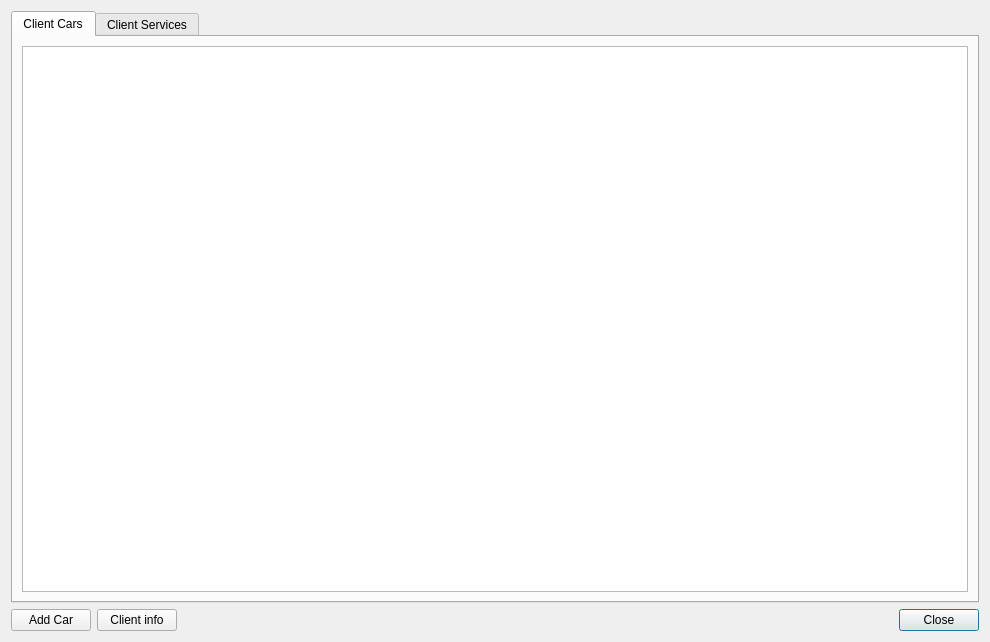
The window that Client_Services_History.ui (bedi1982/Oficina) describes before a commit, drawn with Qt 5.
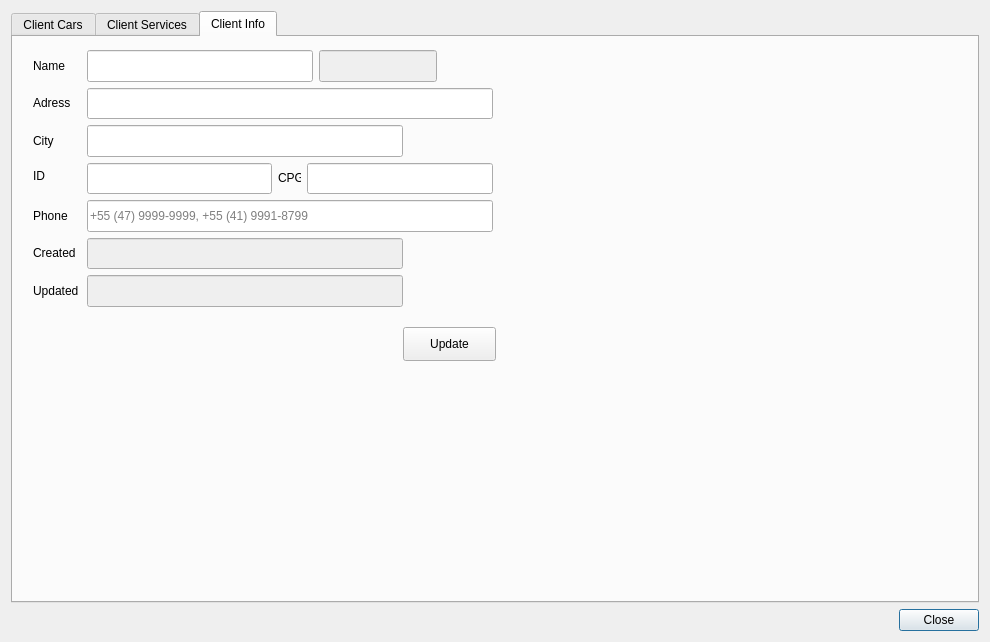
The same window after the commit. The open tabs and pages were chosen to show the change. Icons and pictures are not drawn.

Diff of the .ui file:
```diff
--- a/Client_Services_History.ui
+++ b/Client_Services_History.ui
@@ -24,8 +24,8 @@
     <normaloff>:/emoticons/service.png</normaloff>:/emoticons/service.png</iconset>
   </property>
   <layout class="QGridLayout" name="gridLayout">
-   <item row="1" column="10">
-    <widget class="QPushButton" name="pushButton">
+   <item row="1" column="9">
+    <widget class="QPushButton" name="btn_CLose">
      <property name="sizePolicy">
       <sizepolicy hsizetype="Maximum" vsizetype="Maximum">
        <horstretch>0</horstretch>
@@ -38,6 +38,19 @@
     </widget>
    </item>
    <item row="1" column="8">
+    <spacer name="horizontalSpacer">
+     <property name="orientation">
+      <enum>Qt::Horizontal</enum>
+     </property>
+     <property name="sizeHint" stdset="0">
+      <size>
+       <width>40</width>
+       <height>20</height>
+      </size>
+     </property>
+    </spacer>
+   </item>
+   <item row="1" column="7">
     <widget class="QLabel" name="lbl_Client_Name">
      <property name="sizePolicy">
       <sizepolicy hsizetype="Maximum" vsizetype="Maximum">
@@ -50,66 +63,17 @@
      </property>
     </widget>
    </item>
-   <item row="1" column="6">
-    <widget class="QPushButton" name="btn_Add_Car_To_Client">
-     <property name="sizePolicy">
-      <sizepolicy hsizetype="Maximum" vsizetype="Maximum">
-       <horstretch>0</horstretch>
-       <verstretch>0</verstretch>
-      </sizepolicy>
-     </property>
-     <property name="text">
-      <string>Add Car</string>
-     </property>
-     <property name="icon">
-      <iconset resource="images/images.qrc">
-       <normaloff>:/emoticons/carkey.png</normaloff>:/emoticons/carkey.png</iconset>
-     </property>
-     <property name="iconSize">
-      <size>
-       <width>16</width>
-       <height>16</height>
-      </size>
-     </property>
-    </widget>
-   </item>
-   <item row="1" column="7">
-    <widget class="QPushButton" name="btn_Update_Client">
-     <property name="sizePolicy">
-      <sizepolicy hsizetype="Maximum" vsizetype="Maximum">
-       <horstretch>0</horstretch>
-       <verstretch>0</verstretch>
-      </sizepolicy>
-     </property>
-     <property name="layoutDirection">
-      <enum>Qt::LeftToRight</enum>
-     </property>
-     <property name="text">
-      <string>Client info</string>
-     </property>
-     <property name="icon">
-      <iconset resource="images/images.qrc">
-       <normaloff>:/emoticons/client_info.png</normaloff>:/emoticons/client_info.png</iconset>
-     </property>
-     <property name="iconSize">
-      <size>
-       <width>16</width>
-       <height>16</height>
-      </size>
-     </property>
-    </widget>
-   </item>
-   <item row="0" column="6" colspan="5">
-    <widget class="QTabWidget" name="tabWidget">
+   <item row="0" column="6" colspan="4">
+    <widget class="QTabWidget" name="tab_Client_History">
      <property name="currentIndex">
-      <number>1</number>
+      <number>2</number>
      </property>
      <widget class="QWidget" name="tab_Cars">
       <attribute name="title">
        <string>Client Cars</string>
       </attribute>
       <layout class="QGridLayout" name="gridLayout_3">
-       <item row="0" column="1" rowspan="2" colspan="3">
+       <item row="1" column="1" rowspan="2" colspan="3">
         <widget class="QTableView" name="tbl_Client_Cars">
          <property name="sizePolicy">
           <sizepolicy hsizetype="Minimum" vsizetype="Minimum">
@@ -128,6 +92,29 @@
          </property>
         </widget>
        </item>
+       <item row="0" column="1">
+        <widget class="QPushButton" name="btn_Add_Car_To_Client">
+         <property name="sizePolicy">
+          <sizepolicy hsizetype="Maximum" vsizetype="Maximum">
+           <horstretch>0</horstretch>
+           <verstretch>0</verstretch>
+          </sizepolicy>
+         </property>
+         <property name="text">
+          <string>Add Car</string>
+         </property>
+         <property name="icon">
+          <iconset resource="images/images.qrc">
+           <normaloff>:/emoticons/carkey.png</normaloff>:/emoticons/carkey.png</iconset>
+         </property>
+         <property name="iconSize">
+          <size>
+           <width>16</width>
+           <height>16</height>
+          </size>
+         </property>
+        </widget>
+       </item>
       </layout>
      </widget>
      <widget class="QWidget" name="tab_Services">
@@ -147,21 +134,429 @@
        </item>
       </layout>
      </widget>
+     <widget class="QWidget" name="tab_Client_Info">
+      <attribute name="title">
+       <string>Client Info</string>
+      </attribute>
+      <widget class="QLineEdit" name="line_Phone">
+       <property name="geometry">
+        <rect>
+         <x>74</x>
+         <y>163</y>
+         <width>406</width>
+         <height>32</height>
+        </rect>
+       </property>
+       <property name="sizePolicy">
+        <sizepolicy hsizetype="MinimumExpanding" vsizetype="Maximum">
+         <horstretch>0</horstretch>
+         <verstretch>0</verstretch>
+        </sizepolicy>
+       </property>
+       <property name="text">
+        <string/>
+       </property>
+       <property name="maxLength">
+        <number>40</number>
+       </property>
+       <property name="placeholderText">
+        <string>+55 (47) 9999-9999, +55 (41) 9991-8799</string>
+       </property>
+      </widget>
+      <widget class="QLineEdit" name="line_Created_At">
+       <property name="enabled">
+        <bool>false</bool>
+       </property>
+       <property name="geometry">
+        <rect>
+         <x>74</x>
+         <y>201</y>
+         <width>316</width>
+         <height>31</height>
+        </rect>
+       </property>
+       <property name="sizePolicy">
+        <sizepolicy hsizetype="MinimumExpanding" vsizetype="Fixed">
+         <horstretch>0</horstretch>
+         <verstretch>0</verstretch>
+        </sizepolicy>
+       </property>
+       <property name="text">
+        <string/>
+       </property>
+       <property name="maxLength">
+        <number>40</number>
+       </property>
+       <property name="placeholderText">
+        <string/>
+       </property>
+      </widget>
+      <widget class="QLabel" name="lbl_Created_At">
+       <property name="geometry">
+        <rect>
+         <x>20</x>
+         <y>207</y>
+         <width>44</width>
+         <height>18</height>
+        </rect>
+       </property>
+       <property name="sizePolicy">
+        <sizepolicy hsizetype="Maximum" vsizetype="Maximum">
+         <horstretch>0</horstretch>
+         <verstretch>0</verstretch>
+        </sizepolicy>
+       </property>
+       <property name="text">
+        <string>Created</string>
+       </property>
+      </widget>
+      <widget class="QLabel" name="lbl_Updated_At">
+       <property name="geometry">
+        <rect>
+         <x>20</x>
+         <y>245</y>
+         <width>48</width>
+         <height>18</height>
+        </rect>
+       </property>
+       <property name="sizePolicy">
+        <sizepolicy hsizetype="Maximum" vsizetype="Maximum">
+         <horstretch>0</horstretch>
+         <verstretch>0</verstretch>
+        </sizepolicy>
+       </property>
+       <property name="text">
+        <string>Updated</string>
+       </property>
+      </widget>
+      <widget class="QLabel" name="lbl_City">
+       <property name="geometry">
+        <rect>
+         <x>20</x>
+         <y>95</y>
+         <width>21</width>
+         <height>18</height>
+        </rect>
+       </property>
+       <property name="sizePolicy">
+        <sizepolicy hsizetype="Maximum" vsizetype="Maximum">
+         <horstretch>0</horstretch>
+         <verstretch>0</verstretch>
+        </sizepolicy>
+       </property>
+       <property name="text">
+        <string>City</string>
+       </property>
+      </widget>
+      <widget class="QLineEdit" name="line_Address">
+       <property name="geometry">
+        <rect>
+         <x>74</x>
+         <y>51</y>
+         <width>406</width>
+         <height>31</height>
+        </rect>
+       </property>
+       <property name="sizePolicy">
+        <sizepolicy hsizetype="MinimumExpanding" vsizetype="Maximum">
+         <horstretch>0</horstretch>
+         <verstretch>0</verstretch>
+        </sizepolicy>
+       </property>
+       <property name="text">
+        <string/>
+       </property>
+       <property name="maxLength">
+        <number>50</number>
+       </property>
+       <property name="placeholderText">
+        <string/>
+       </property>
+      </widget>
+      <widget class="QLineEdit" name="line_Name">
+       <property name="geometry">
+        <rect>
+         <x>74</x>
+         <y>13</y>
+         <width>226</width>
+         <height>32</height>
+        </rect>
+       </property>
+       <property name="sizePolicy">
+        <sizepolicy hsizetype="MinimumExpanding" vsizetype="Minimum">
+         <horstretch>0</horstretch>
+         <verstretch>0</verstretch>
+        </sizepolicy>
+       </property>
+       <property name="text">
+        <string/>
+       </property>
+       <property name="maxLength">
+        <number>40</number>
+       </property>
+       <property name="placeholderText">
+        <string/>
+       </property>
+      </widget>
+      <widget class="QLabel" name="lbl_CPF">
+       <property name="geometry">
+        <rect>
+         <x>265</x>
+         <y>132</y>
+         <width>23</width>
+         <height>18</height>
+        </rect>
+       </property>
+       <property name="sizePolicy">
+        <sizepolicy hsizetype="Maximum" vsizetype="Maximum">
+         <horstretch>0</horstretch>
+         <verstretch>0</verstretch>
+        </sizepolicy>
+       </property>
+       <property name="text">
+        <string>CPG</string>
+       </property>
+      </widget>
+      <widget class="QLineEdit" name="line_Personal_ID">
+       <property name="geometry">
+        <rect>
+         <x>74</x>
+         <y>126</y>
+         <width>185</width>
+         <height>31</height>
+        </rect>
+       </property>
+       <property name="sizePolicy">
+        <sizepolicy hsizetype="MinimumExpanding" vsizetype="Maximum">
+         <horstretch>0</horstretch>
+         <verstretch>0</verstretch>
+        </sizepolicy>
+       </property>
+       <property name="text">
+        <string/>
+       </property>
+       <property name="maxLength">
+        <number>15</number>
+       </property>
+      </widget>
+      <widget class="QLabel" name="lbl_Adress">
+       <property name="geometry">
+        <rect>
+         <x>20</x>
+         <y>57</y>
+         <width>38</width>
+         <height>18</height>
+        </rect>
+       </property>
+       <property name="sizePolicy">
+        <sizepolicy hsizetype="Maximum" vsizetype="Maximum">
+         <horstretch>0</horstretch>
+         <verstretch>0</verstretch>
+        </sizepolicy>
+       </property>
+       <property name="text">
+        <string>Adress</string>
+       </property>
+      </widget>
+      <widget class="QLineEdit" name="line_City">
+       <property name="geometry">
+        <rect>
+         <x>74</x>
+         <y>88</y>
+         <width>316</width>
+         <height>32</height>
+        </rect>
+       </property>
+       <property name="sizePolicy">
+        <sizepolicy hsizetype="MinimumExpanding" vsizetype="Maximum">
+         <horstretch>0</horstretch>
+         <verstretch>0</verstretch>
+        </sizepolicy>
+       </property>
+       <property name="text">
+        <string/>
+       </property>
+       <property name="maxLength">
+        <number>30</number>
+       </property>
+      </widget>
+      <widget class="QLineEdit" name="line_Updated_At">
+       <property name="enabled">
+        <bool>false</bool>
+       </property>
+       <property name="geometry">
+        <rect>
+         <x>74</x>
+         <y>238</y>
+         <width>316</width>
+         <height>32</height>
+        </rect>
+       </property>
+       <property name="sizePolicy">
+        <sizepolicy hsizetype="MinimumExpanding" vsizetype="Maximum">
+         <horstretch>0</horstretch>
+         <verstretch>0</verstretch>
+        </sizepolicy>
+       </property>
+       <property name="text">
+        <string/>
+       </property>
+       <property name="maxLength">
+        <number>40</number>
+       </property>
+       <property name="placeholderText">
+        <string/>
+       </property>
+      </widget>
+      <widget class="QLineEdit" name="line_CPG">
+       <property name="geometry">
+        <rect>
+         <x>294</x>
+         <y>126</y>
+         <width>186</width>
+         <height>31</height>
+        </rect>
+       </property>
+       <property name="sizePolicy">
+        <sizepolicy hsizetype="MinimumExpanding" vsizetype="Maximum">
+         <horstretch>0</horstretch>
+         <verstretch>0</verstretch>
+        </sizepolicy>
+       </property>
+       <property name="text">
+        <string/>
+       </property>
+       <property name="maxLength">
+        <number>20</number>
+       </property>
+      </widget>
+      <widget class="QLineEdit" name="line_SysID">
+       <property name="enabled">
+        <bool>false</bool>
+       </property>
+       <property name="geometry">
+        <rect>
+         <x>306</x>
+         <y>13</y>
+         <width>118</width>
+         <height>32</height>
+        </rect>
+       </property>
+       <property name="sizePolicy">
+        <sizepolicy hsizetype="Maximum" vsizetype="Maximum">
+         <horstretch>0</horstretch>
+         <verstretch>0</verstretch>
+        </sizepolicy>
+       </property>
+      </widget>
+      <widget class="QLabel" name="lbl_Name">
+       <property name="geometry">
+        <rect>
+         <x>20</x>
+         <y>20</y>
+         <width>34</width>
+         <height>18</height>
+        </rect>
+       </property>
+       <property name="sizePolicy">
+        <sizepolicy hsizetype="Maximum" vsizetype="Maximum">
+         <horstretch>0</horstretch>
+         <verstretch>0</verstretch>
+        </sizepolicy>
+       </property>
+       <property name="text">
+        <string>Name</string>
+       </property>
+      </widget>
+      <widget class="QLabel" name="lbl_Phone">
+       <property name="geometry">
+        <rect>
+         <x>20</x>
+         <y>170</y>
+         <width>36</width>
+         <height>18</height>
+        </rect>
+       </property>
+       <property name="sizePolicy">
+        <sizepolicy hsizetype="Maximum" vsizetype="Maximum">
+         <horstretch>0</horstretch>
+         <verstretch>0</verstretch>
+        </sizepolicy>
+       </property>
+       <property name="text">
+        <string>Phone</string>
+       </property>
+      </widget>
+      <widget class="QLabel" name="lbl_ID">
+       <property name="geometry">
+        <rect>
+         <x>20</x>
+         <y>130</y>
+         <width>53</width>
+         <height>18</height>
+        </rect>
+       </property>
+       <property name="sizePolicy">
+        <sizepolicy hsizetype="Maximum" vsizetype="Maximum">
+         <horstretch>0</horstretch>
+         <verstretch>0</verstretch>
+        </sizepolicy>
+       </property>
+       <property name="text">
+        <string>ID</string>
+       </property>
+      </widget>
+      <widget class="QPushButton" name="btn_Update_Client">
+       <property name="geometry">
+        <rect>
+         <x>390</x>
+         <y>290</y>
+         <width>93</width>
+         <height>34</height>
+        </rect>
+       </property>
+       <property name="sizePolicy">
+        <sizepolicy hsizetype="Maximum" vsizetype="Maximum">
+         <horstretch>0</horstretch>
+         <verstretch>0</verstretch>
+        </sizepolicy>
+       </property>
+       <property name="layoutDirection">
+        <enum>Qt::LeftToRight</enum>
+       </property>
+       <property name="text">
+        <string>Update</string>
+       </property>
+       <property name="icon">
+        <iconset resource="images/images.qrc">
+         <normaloff>:/emoticons/client_info.png</normaloff>:/emoticons/client_info.png</iconset>
+       </property>
+       <property name="iconSize">
+        <size>
+         <width>16</width>
+         <height>16</height>
+        </size>
+       </property>
+      </widget>
+      <widget class="QLabel" name="label">
+       <property name="geometry">
+        <rect>
+         <x>580</x>
+         <y>40</y>
+         <width>261</width>
+         <height>151</height>
+        </rect>
+       </property>
+       <property name="text">
+        <string/>
+       </property>
+       <property name="pixmap">
+        <pixmap resource="images/images.qrc">:/emoticons/sport-car.png</pixmap>
+       </property>
+      </widget>
+     </widget>
     </widget>
    </item>
-   <item row="1" column="9">
-    <spacer name="horizontalSpacer">
-     <property name="orientation">
-      <enum>Qt::Horizontal</enum>
-     </property>
-     <property name="sizeHint" stdset="0">
-      <size>
-       <width>40</width>
-       <height>20</height>
-      </size>
-     </property>
-    </spacer>
-   </item>
   </layout>
  </widget>
  <resources>
```
